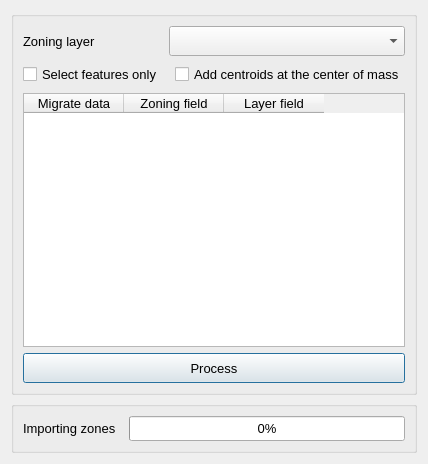
The window that qaequilibrae/modules/project_procedures/forms/ui_add_zoning.ui (AequilibraE/qaequilibrae) describes before a commit, drawn with Qt 5.
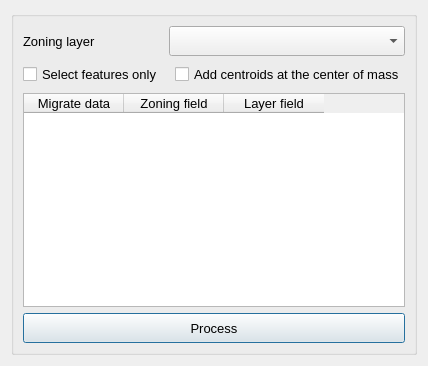
The same window after the commit. Custom widgets are drawn as their Qt base class.

Diff of the .ui file:
```diff
--- a/qaequilibrae/modules/project_procedures/forms/ui_add_zoning.ui
+++ b/qaequilibrae/modules/project_procedures/forms/ui_add_zoning.ui
@@ -7,7 +7,7 @@
     <x>0</x>
     <y>0</y>
     <width>413</width>
-    <height>464</height>
+    <height>366</height>
    </rect>
   </property>
   <property name="font">
@@ -19,101 +19,7 @@
    <string>AequilibraE - Add zoning layer to project</string>
   </property>
   <layout class="QGridLayout" name="gridLayout">
-   <item row="3" column="0" colspan="3">
-    <widget class="QGroupBox" name="progress_box">
-     <property name="title">
-      <string/>
-     </property>
-     <layout class="QGridLayout" name="gridLayout_2">
-      <item row="1" column="0">
-       <widget class="QLabel" name="progress_label">
-        <property name="sizePolicy">
-         <sizepolicy hsizetype="Fixed" vsizetype="Preferred">
-          <horstretch>0</horstretch>
-          <verstretch>0</verstretch>
-         </sizepolicy>
-        </property>
-        <property name="minimumSize">
-         <size>
-          <width>100</width>
-          <height>25</height>
-         </size>
-        </property>
-        <property name="font">
-         <font>
-          <pointsize>10</pointsize>
-         </font>
-        </property>
-        <property name="text">
-         <string>Importing zones</string>
-        </property>
-       </widget>
-      </item>
-      <item row="1" column="1">
-       <widget class="QProgressBar" name="progressbar">
-        <property name="enabled">
-         <bool>true</bool>
-        </property>
-        <property name="minimumSize">
-         <size>
-          <width>0</width>
-          <height>25</height>
-         </size>
-        </property>
-        <property name="palette">
-         <palette>
-          <active>
-           <colorrole role="Highlight">
-            <brush brushstyle="SolidPattern">
-             <color alpha="255">
-              <red>0</red>
-              <green>170</green>
-              <blue>0</blue>
-             </color>
-            </brush>
-           </colorrole>
-          </active>
-          <inactive>
-           <colorrole role="Highlight">
-            <brush brushstyle="SolidPattern">
-             <color alpha="255">
-              <red>240</red>
-              <green>240</green>
-              <blue>240</blue>
-             </color>
-            </brush>
-           </colorrole>
-          </inactive>
-          <disabled>
-           <colorrole role="Highlight">
-            <brush brushstyle="SolidPattern">
-             <color alpha="255">
-              <red>51</red>
-              <green>153</green>
-              <blue>255</blue>
-             </color>
-            </brush>
-           </colorrole>
-          </disabled>
-         </palette>
-        </property>
-        <property name="font">
-         <font>
-          <pointsize>10</pointsize>
-         </font>
-        </property>
-        <property name="value">
-         <number>0</number>
-        </property>
-        <property name="textVisible">
-         <bool>true</bool>
-        </property>
-       </widget>
-      </item>
-     </layout>
-    </widget>
-   </item>
-   <item row="2" column="0" colspan="3">
+   <item row="2" column="0" colspan="2">
     <widget class="QGroupBox" name="input_box">
      <property name="title">
       <string/>
```
